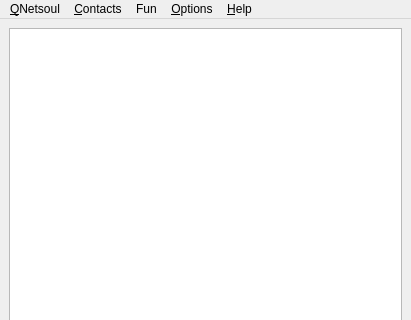
The window that qns/ui/QNetsoul.ui (8102/QNetSoul) describes before a commit, drawn with Qt 5; both pictures show x 0 to 411 and y 0 to 320 of the 411 by 470 pixel window.
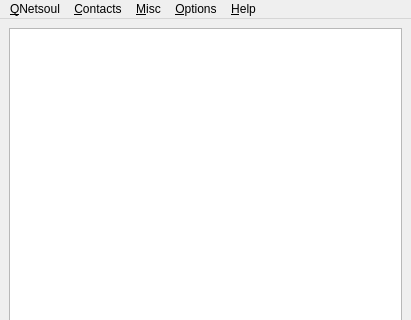
The same window after the commit. Icons and pictures are not drawn. Custom widgets are drawn as their Qt base class.

```diff
--- a/qns/ui/QNetsoul.ui
+++ b/qns/ui/QNetsoul.ui
@@ -149,7 +149,7 @@
    </widget>
    <widget class="QMenu" name="menuFeaturettes">
     <property name="title">
-     <string>Fun</string>
+     <string>&amp;Misc</string>
     </property>
     <addaction name="actionVDM"/>
     <addaction name="actionCNF"/>
```
Left out of the diff: 2 changed lines with no effect on the pictures.
